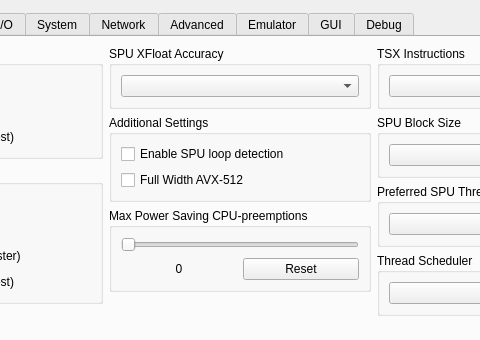
First picture: the form in rpcs3/rpcs3qt/settings_dialog.ui, repository RPCS3/rpcs3, before the edit; both pictures show x 181 to 661 and y 0 to 340 of the 856 by 688 pixel window.
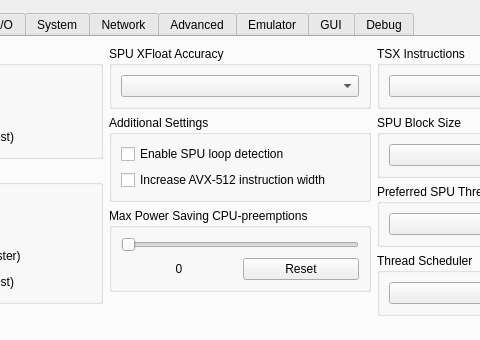
Second picture: the form after the edit. Icons and pictures are not drawn.

Commit message:
gui: Rename full width AVX-512
Some people think that this is a toggle to enable and disable AVX-512 support, let's make it more clear

The edit to the form file:
```diff
--- a/rpcs3/rpcs3qt/settings_dialog.ui
+++ b/rpcs3/rpcs3qt/settings_dialog.ui
@@ -186,7 +186,7 @@
                <item>
                 <widget class="QCheckBox" name="fullWidthAVX512">
                  <property name="text">
-                  <string>Full Width AVX-512</string>
+                  <string>Increase AVX-512 instruction width</string>
                  </property>
                 </widget>
                </item>
```
